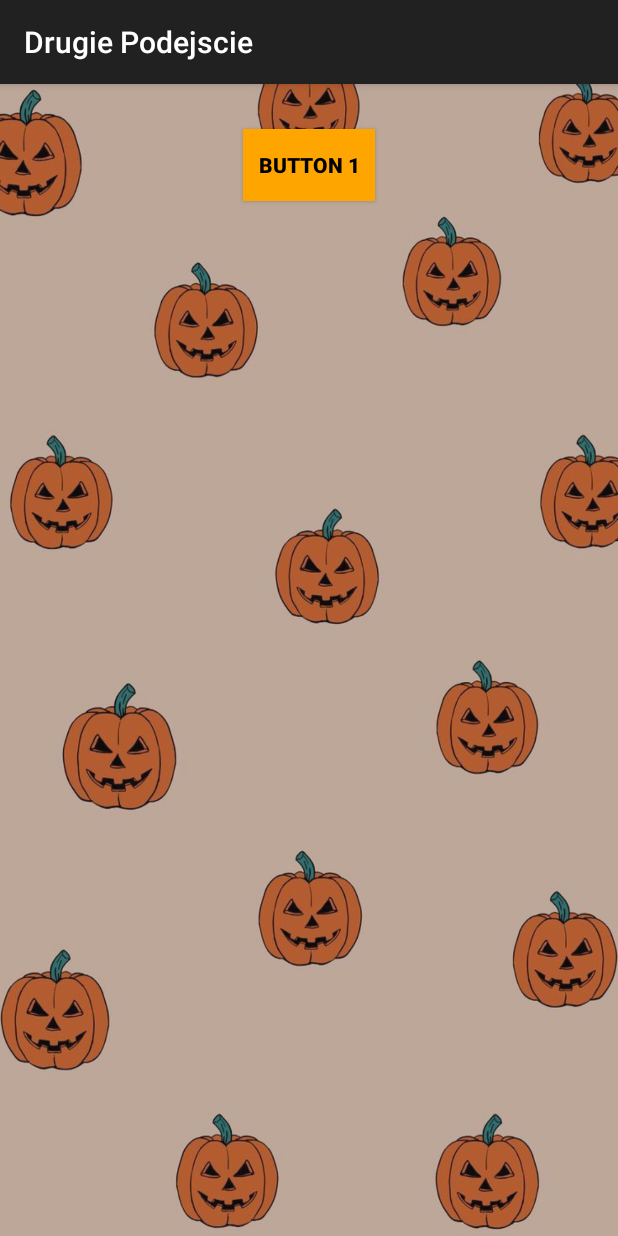
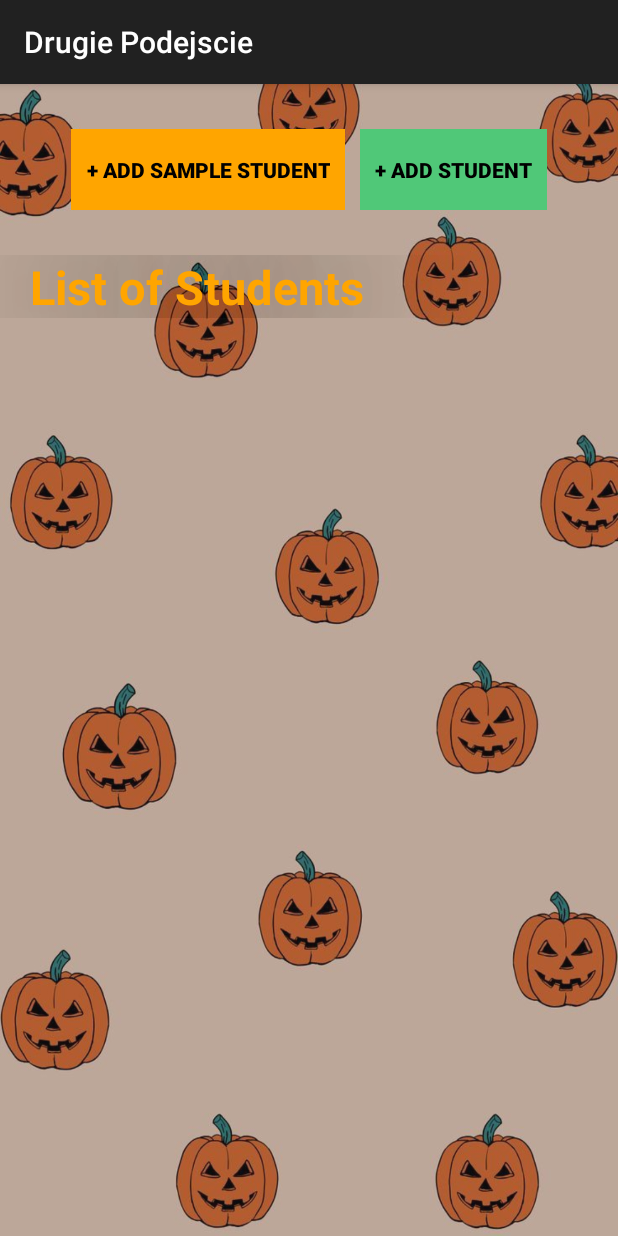
Before and after one commit to Meikelele/android-studio-2024, an Android app built with Jetpack Compose: the FourthActivity screen opened directly, with no data from a screen before it, on a phone screen of 412 x 824 dp. Run offline under Robolectric (Android 15) with nearby library versions, the phone set to English and light mode, and no system bars.

Commit message:
simple woking app

```diff
--- a/app/src/main/java/com/example/drugie_podejscie/ui/theme/Color.kt
+++ b/app/src/main/java/com/example/drugie_podejscie/ui/theme/Color.kt
@@ -9,3 +9,5 @@ val Pink80 = Color(0xFFEFB8C8)
 val Purple40 = Color(0xFF6650a4)
 val PurpleGrey40 = Color(0xFF625b71)
 val Pink40 = Color(0xFF7D5260)
+
+//val Green = Color(#50C878)
--- a/app/src/main/res/layout/activity_fourth.xml
+++ b/app/src/main/res/layout/activity_fourth.xml
@@ -8,16 +8,60 @@
         android:alpha="0.8">
     </LinearLayout>
 
-    <Button
-        android:id="@+id/lel"
-        android:layout_width="wrap_content"
+    <LinearLayout
+        android:id="@+id/buttons"
+        style="?android:attr/buttonBarStyle"
+        android:layout_width="match_parent"
         android:layout_height="wrap_content"
+        android:gravity="center"
         android:layout_centerHorizontal="true"
-        android:background="@color/orange"
-        android:fontFamily="sans-serif-black"
-        android:textColor="@color/black"
-        android:layout_marginTop="30dp"
-        android:padding="10dp"
-        android:text="BUTTON 1"/>
+        android:padding="30dp">
+
+        <!-- ADD SAMPLE STUDENT    -->
+        <Button
+            android:id="@+id/addSampleStudent"
+            style="?android:attr/buttonBarButtonStyle"
+            android:layout_width="wrap_content"
+            android:layout_height="wrap_content"
+            android:background="@color/orange"
+            android:fontFamily="sans-serif-black"
+            android:textColor="@color/black"
+
+            android:padding="10dp"
+            android:text="+ Add Sample Student" />
+
+        <!-- ADD STUDENT    -->
+        <Button
+            android:id="@+id/addStudent"
+            style="?android:attr/buttonBarButtonStyle"
+            android:layout_width="wrap_content"
+            android:layout_height="wrap_content"
+            android:background="@color/green"
+            android:fontFamily="sans-serif-black"
+            android:textColor="@color/black"
+            android:layout_marginLeft="10dp"
+            android:padding="10dp"
+            android:text="+ Add Student"/>
+
+    </LinearLayout>
+
+    <TextView
+        android:id="@+id/textViewTitle"
+        android:layout_width="match_parent"
+        android:layout_height="wrap_content"
+        android:text="List of Students"
+        android:layout_below="@id/buttons"
+        android:textColor="@color/orange"
+        android:textSize="31sp"
+        android:textStyle="bold"
+        android:paddingLeft="20dp"
+        android:shadowColor="@color/black"
+        android:shadowDx="0"
+        android:shadowDy="0"
+        android:shadowRadius="100" />
+
+
+
+
 
 </RelativeLayout>
--- a/app/src/main/res/values/colors.xml
+++ b/app/src/main/res/values/colors.xml
@@ -10,4 +10,8 @@
 
     <color name="orange">#FFA500</color>
     <color name="orange2">#D16002</color>
+    <color name="orange3">#faf891</color>
+
+
+    <color name="green">#50C878</color>
 </resources>
```
Also changed, not shown: app/src/main/java/com/example/drugie_podejscie/FourthActivity.kt (+40 -1 lines).
